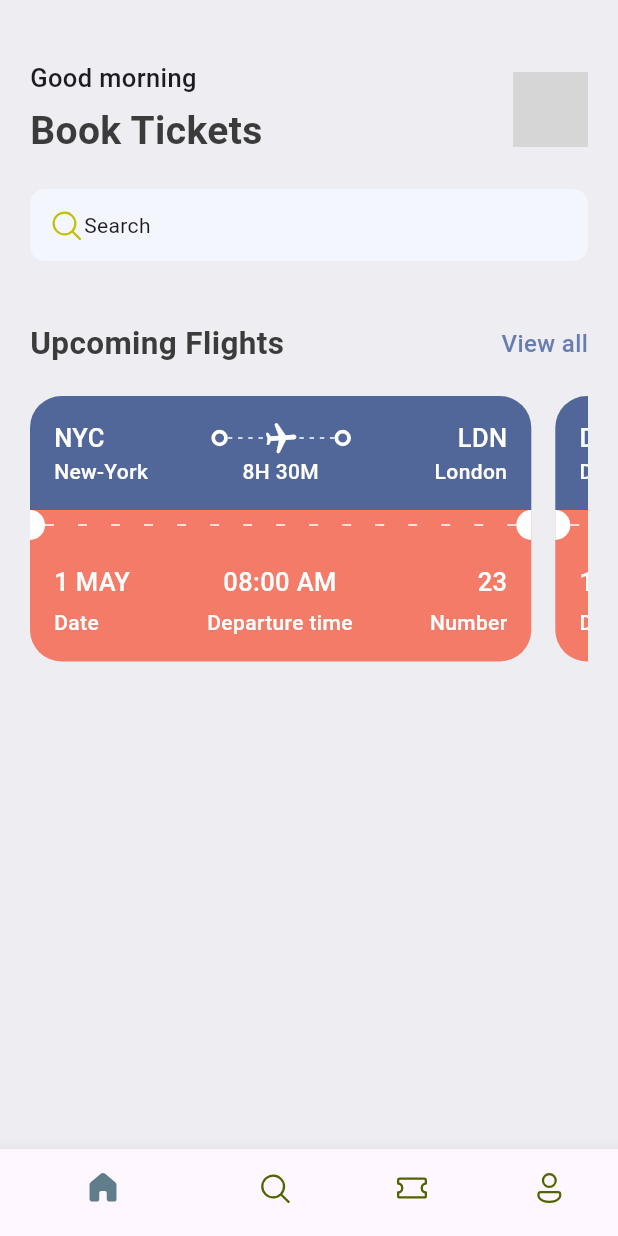
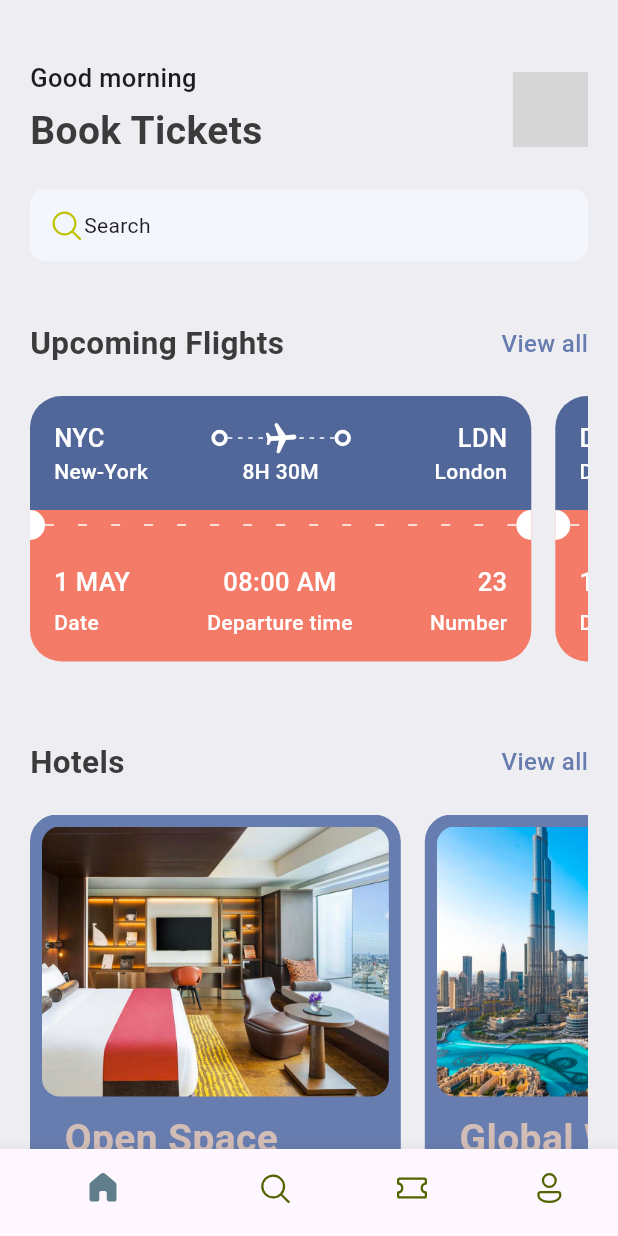
Before and after one commit to wynsumhi/Study-TicketApp, a Flutter app: the screen it shows after launch, on a phone screen of 412 x 824 dp. Run offline on Flutter 3.47's test engine with Material 3 defaults, Android fonts, the phone set to English and light mode, and no system bars; our stand-ins replace fluentui_icons; grey boxes are pictures that could not be loaded.

Commit message:
[STUDY] json 활용 Hotel View 스타일 변경

```diff
--- a/lib/base/bottom_nav_bar.dart
+++ b/lib/base/bottom_nav_bar.dart
@@ -1,6 +1,7 @@
 import 'package:fluentui_icons/fluentui_icons.dart';
 import 'package:flutter/material.dart';
-import 'package:ticket_app/screens/home_screen.dart';
+import 'package:ticket_app/screens/home/home_screen.dart';
+import 'package:ticket_app/screens/search/search_screen.dart';
 
 class BottomNavBar extends StatefulWidget {
   const BottomNavBar({super.key});
@@ -13,6 +14,7 @@ class _BottomNavBarState extends State<BottomNavBar> {
   // index를 사용하여 반복
   final appScreens = [
     const HomeScreen(),
+    const SearchScreen(),
     const Center(child: Text("Search")),
     const Center(child: Text("Ticket")),
     const Center(child: Text("Profile")),
--- a/lib/base/res/media.dart
+++ b/lib/base/res/media.dart
@@ -1,4 +1,5 @@
 class AppMedia {
   static const _baseImage = "assets/images/";
   static const logo = '$_baseImage/logo.png';
+  static const hotelRoom = '$_baseImage/hotel_room.png';
 }
--- a/lib/base/res/styles/app_styles.dart
+++ b/lib/base/res/styles/app_styles.dart
@@ -9,6 +9,7 @@ class AppStyles {
   static Color textColor = const Color(0xFF3b3b3b);
   static Color ticketBlue = const Color(0xFF526799);
   static Color ticketOrange = const Color(0xFFF37B67);
+  static Color kakiColor = const Color(0xFFd2bdb6);
 
   static TextStyle textStyle =
       TextStyle(fontSize: 16, color: textColor, fontWeight: FontWeight.w500);
--- /dev/null
+++ b/lib/base/utils/app_routes.dart
@@ -0,0 +1,7 @@
+class AppRoutes {
+  static const homePage = "/";
+  static const allTickets = "/all_tickets";
+  static const ticketScreen = "/ticket_screen";
+  static const allHotels = "/all_hotels";
+  static const hotelDetail = "/hotel_detail";
+}
--- a/lib/base/widgets/app_double_text.dart
+++ b/lib/base/widgets/app_double_text.dart
@@ -1,13 +1,17 @@
 import 'package:flutter/material.dart';
 import 'package:ticket_app/base/res/styles/app_styles.dart';
-import 'package:ticket_app/screens/all_tickets.dart';
+import 'package:ticket_app/screens/home/all_tickets.dart';
 
 class AppDoubleText extends StatelessWidget {
   const AppDoubleText(
-      {super.key, required this.bigText, required this.smallText});
+      {super.key,
+      required this.bigText,
+      required this.smallText,
+      required this.func});
 
   final String bigText;
   final String smallText;
+  final VoidCallback func;
 
   @override
   Widget build(BuildContext context) {
@@ -16,14 +20,7 @@ class AppDoubleText extends StatelessWidget {
       children: [
         Text(bigText, style: AppStyles.headLineStyle2),
         InkWell(
-          onTap: () {
-            Navigator.push<void>(
-              context,
-              MaterialPageRoute<void>(
-                builder: (BuildContext context) => const AllTickets(),
-              ),
-            );
-          },
+          onTap: () => Navigator.pushNamed(context, "/all_tickets"),
           child: Text(
             smallText,
             style: AppStyles.textStyle.copyWith(color: AppStyles.primaryColor),
--- a/lib/main.dart
+++ b/lib/main.dart
@@ -1,5 +1,6 @@
 import 'package:flutter/material.dart';
 import 'package:ticket_app/base/bottom_nav_bar.dart';
+import 'package:ticket_app/screens/home/all_tickets.dart';
 
 void main() {
   runApp(const MyApp());
@@ -10,8 +11,12 @@ class MyApp extends StatelessWidget {
 
   @override
   Widget build(BuildContext context) {
-    return const MaterialApp(
-      home: BottomNavBar(),
+    return MaterialApp(
+      debugShowCheckedModeBanner: false,
+      routes: {
+        "/": (context) => const BottomNavBar(),
+        "/all_tickets": (content) => const AllTickets()
+      },
     );
   }
 }
--- a/lib/screens/all_tickets.dart
+++ b/lib/screens/home/all_tickets.dart
@@ -1,5 +1,5 @@
 import 'package:flutter/material.dart';
-import 'package:ticket_app/base/utils/app_json.dart';
+import 'package:ticket_app/base/utils/all_json.dart';
 import 'package:ticket_app/base/widgets/ticket_view.dart';
 
 class AllTickets extends StatelessWidget {
--- a/lib/screens/home_screen.dart
+++ b/lib/screens/home/home_screen.dart
@@ -2,9 +2,11 @@ import 'package:fluentui_icons/fluentui_icons.dart';
 import 'package:flutter/material.dart';
 import 'package:ticket_app/base/res/media.dart';
 import 'package:ticket_app/base/res/styles/app_styles.dart';
-import 'package:ticket_app/base/utils/app_json.dart';
+import 'package:ticket_app/base/utils/all_json.dart';
+import 'package:ticket_app/base/utils/app_routes.dart';
 import 'package:ticket_app/base/widgets/app_double_text.dart';
 import 'package:ticket_app/base/widgets/ticket_view.dart';
+import 'package:ticket_app/screens/widgets/hotel.dart';
 
 class HomeScreen extends StatelessWidget {
   const HomeScreen({super.key});
@@ -79,9 +81,11 @@ class HomeScreen extends StatelessWidget {
                 const SizedBox(
                   height: 40,
                 ),
-                const AppDoubleText(
+                AppDoubleText(
                   bigText: 'Upcoming Flights',
                   smallText: 'View all',
+                  func: () =>
+                      Navigator.pushNamed(context, AppRoutes.allTickets),
                 ),
                 const SizedBox(height: 20),
                 SingleChildScrollView(
@@ -92,7 +96,27 @@ class HomeScreen extends StatelessWidget {
                         .map((singleTicket) => TicketView(
                               ticket: singleTicket,
                             ))
-                            .toList())),
+                        .toList(),
+                  ),
+                ),
+                const SizedBox(
+                  height: 40,
+                ),
+                AppDoubleText(
+                  bigText: 'Hotels',
+                  smallText: 'View all',
+                  func: () =>
+                      Navigator.pushNamed(context, AppRoutes.allTickets),
+                ),
+                const SizedBox(height: 20),
+                SingleChildScrollView(
+                  scrollDirection: Axis.horizontal,
+                  child: Row(
+                    children: hotelList
+                        .map((singleHotel) => Hotel(hotel: singleHotel))
+                        .toList(),
+                  ),
+                ),
               ],
             ),
           ),
--- /dev/null
+++ b/lib/screens/search/search_screen.dart
@@ -0,0 +1,12 @@
+import 'package:flutter/material.dart';
+
+class SearchScreen extends StatelessWidget {
+  const SearchScreen({super.key});
+
+  @override
+  Widget build(BuildContext context) {
+    return Scaffold(
+      body: ListView(),
+    );
+  }
+}
--- /dev/null
+++ b/lib/screens/widgets/hotel.dart
@@ -0,0 +1,70 @@
+import 'package:flutter/material.dart';
+import 'package:ticket_app/base/res/media.dart';
+import 'package:ticket_app/base/res/styles/app_styles.dart';
+
+class Hotel extends StatelessWidget {
+  final Map<String, dynamic> hotel;
+  const Hotel({super.key, required this.hotel});
+
+  @override
+  Widget build(BuildContext context) {
+    final size = MediaQuery.of(context).size;
+    return Container(
+      padding: const EdgeInsets.all(8.0),
+      width: size.width * 0.6,
+      height: 350,
+      margin: EdgeInsets.only(right: 16),
+      decoration: BoxDecoration(
+          color: AppStyles.primaryColor,
+          borderRadius: BorderRadius.circular(18)),
+      child: Column(
+        crossAxisAlignment: CrossAxisAlignment.start,
+        children: [
+          Container(
+            height: 180,
+            decoration: BoxDecoration(
+              color: AppStyles.primaryColor,
+              borderRadius: BorderRadius.circular(12),
+              image: DecorationImage(
+                fit: BoxFit.cover,
+                image: AssetImage("assets/images/${hotel['image']}"),
+              ),
+            ),
+          ),
+          const SizedBox(
+            height: 10,
+          ),
+          Padding(
+            padding: const EdgeInsets.only(left: 15),
+            child: Text(
+              hotel['place'],
+              style:
+                  AppStyles.headLineStyle1.copyWith(color: AppStyles.kakiColor),
+            ),
+          ),
+          SizedBox(
+            height: 5,
+          ),
+          Padding(
+            padding: const EdgeInsets.only(left: 15),
+            child: Text(
+              hotel['destination'],
+              style: AppStyles.headLineStyle3.copyWith(color: Colors.white),
+            ),
+          ),
+          SizedBox(
+            height: 15,
+          ),
+          Padding(
+            padding: const EdgeInsets.only(left: 15),
+            child: Text(
+              "\$${hotel['price']}/night",
+              style:
+                  AppStyles.headLineStyle1.copyWith(color: AppStyles.kakiColor),
+            ),
+          ),
+        ],
+      ),
+    );
+  }
+}
```
Also changed, not shown: lib/base/utils/all_json.dart (renamed from lib/base/utils/app_json.dart). Lines whose indentation alone changed are shown as unchanged.
